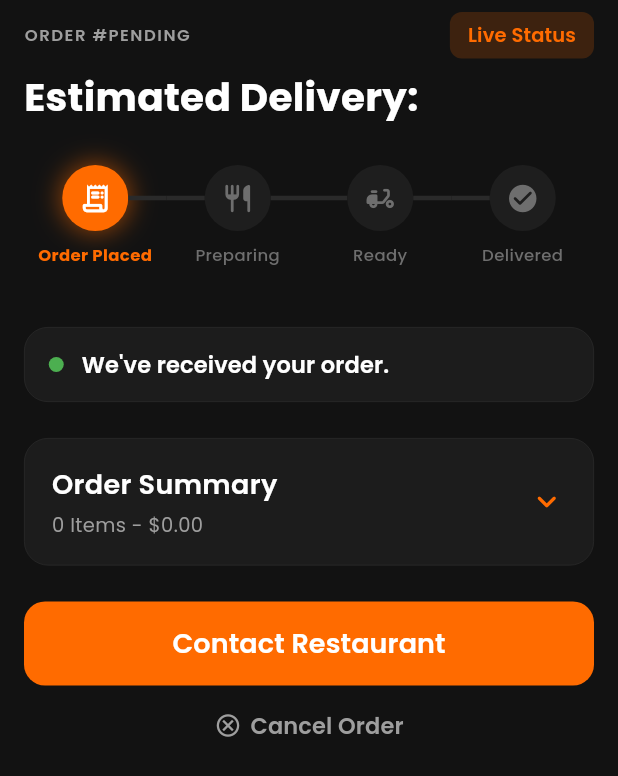
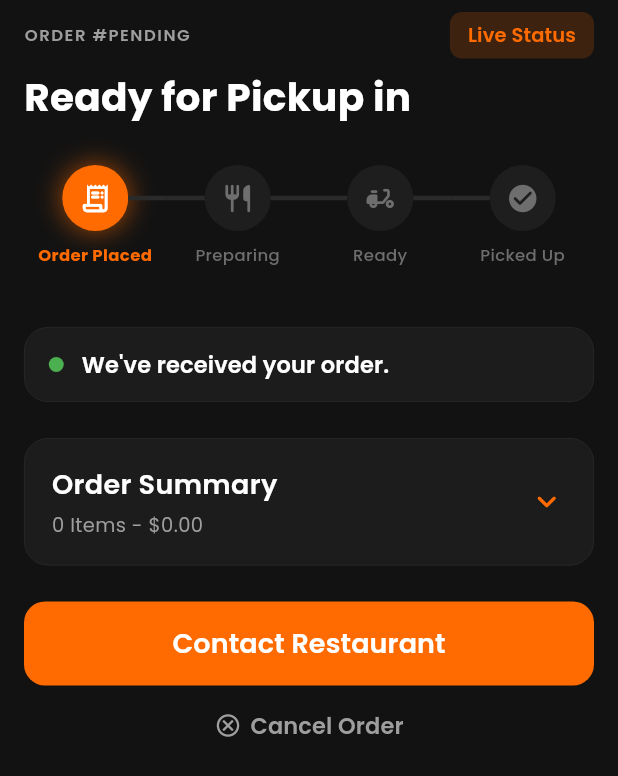
Before and after one commit to mohammedashi11/bellas_kitchen, a Flutter app: the _Content widget shown alone on an empty page, opened directly with empty values, on a phone screen of 412 x 824 dp. Shown: the top 776 px of the screen. Run offline on Flutter 3.47's test engine with Material 3 defaults, Android fonts, the phone set to English and light mode, and no system bars; our stand-ins replace cached_network_image, cloud_firestore, firebase_auth, firebase_core, firebase_storage, flutter_riverpod and 3 more; accounts and stored records are empty; generated files the repository leaves out were written again.

Commit message:
refactor(order): use pickup language consistently
The app is single-restaurant pickup — OrderStatus.ready already reads
"Ready for Pickup" on the order card — but the tracking screen spoke in
delivery terms, so the same order described itself two different ways
depending on the screen.

- "Estimated Delivery: 25-35 mins" -> "Ready for Pickup in 25-35 mins"
- Customer stepper's final node: "Delivered" -> "Picked Up"

Scoped deliberately to customer-visible strings. The OrderStatus.delivered
enum value and its storage key are UNCHANGED, as are the deliveryFee and
deliveryAddress fields — renaming those is a schema change touching SPEC,
existing Firestore documents and the security rules, which is not a
wording fix.

Worth flagging separately: a pickup app that collects a delivery address
and charges a $2.50 delivery fee is inconsistent at the product level, not
just in its copy. That is left untouched here as a deliberate scope
boundary.

flutter analyze clean; 166 tests passing.

Co-Authored-By: Claude Opus 4.8 <noreply@anthropic.com>

```diff
--- a/lib/features/order/presentation/order_stage.dart
+++ b/lib/features/order/presentation/order_stage.dart
@@ -20,7 +20,10 @@ enum CustomerStage {
         CustomerStage.orderPlaced => 'Order Placed',
         CustomerStage.preparing => 'Preparing',
         CustomerStage.ready => 'Ready',
-        CustomerStage.delivered => 'Delivered',
+        // "Picked Up", not "Delivered": pickup-only app. The underlying
+        // OrderStatus.delivered enum/storage key is unchanged — this is the
+        // customer-facing label only.
+        CustomerStage.delivered => 'Picked Up',
       };
 }
 
--- a/lib/features/order/presentation/screens/order_tracking_screen.dart
+++ b/lib/features/order/presentation/screens/order_tracking_screen.dart
@@ -28,7 +28,9 @@ class OrderTrackingScreen extends ConsumerWidget {
     this.initialOrder,
   });
 
-  // Estimated delivery window is static (no ETA field on Order yet).
+  // Static pickup-ready window (no ETA field on Order yet). Phrased as pickup,
+  // not delivery: this is a single-restaurant pickup app — the order card and
+  // OrderStatus.ready already say "Ready for Pickup".
   static const String _eta = '25-35 mins';
 
   @override
@@ -145,7 +147,7 @@ class _Content extends StatelessWidget {
         ),
         const SizedBox(height: 10),
         Text(
-          cancelled ? 'Order Cancelled' : 'Estimated Delivery: $eta',
+          cancelled ? 'Order Cancelled' : 'Ready for Pickup in $eta',
           style: AppTextStyles.appBarTitle.copyWith(fontSize: 26, height: 1.2),
         ),
         if (degraded) ...[
```
Also changed, not shown: 1 other file.
